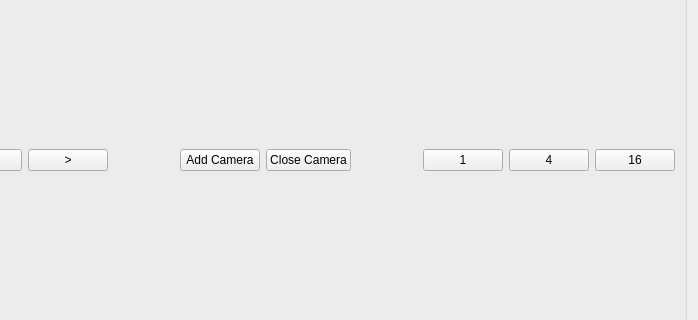
First picture: the form in camerascreens.ui, repository sydalirza/Centralized-CCTV-Server, before the edit; both pictures show x 81 to 779 and y 136 to 456 of the 779 by 590 pixel window.
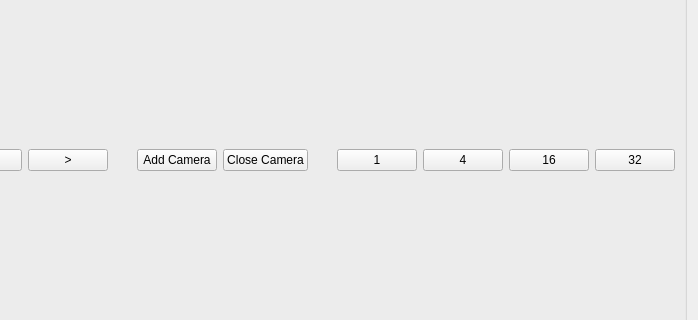
Second picture: the form after the edit.

```diff
--- a/camerascreens.ui
+++ b/camerascreens.ui
@@ -29,7 +29,7 @@
      <property name="title">
       <string/>
      </property>
-     <layout class="QHBoxLayout" name="horizontalLayout" stretch="0,0,0,0,0,0,0,0,0">
+     <layout class="QHBoxLayout" name="horizontalLayout" stretch="0,0,0,0,0,0,0,0,0,0">
       <item>
        <widget class="QPushButton" name="previous_button">
         <property name="text">
@@ -105,6 +105,13 @@
         </property>
        </widget>
       </item>
+      <item>
+       <widget class="QPushButton" name="thirtytwo_camera">
+        <property name="text">
+         <string>32</string>
+        </property>
+       </widget>
+      </item>
      </layout>
     </widget>
    </item>
```
